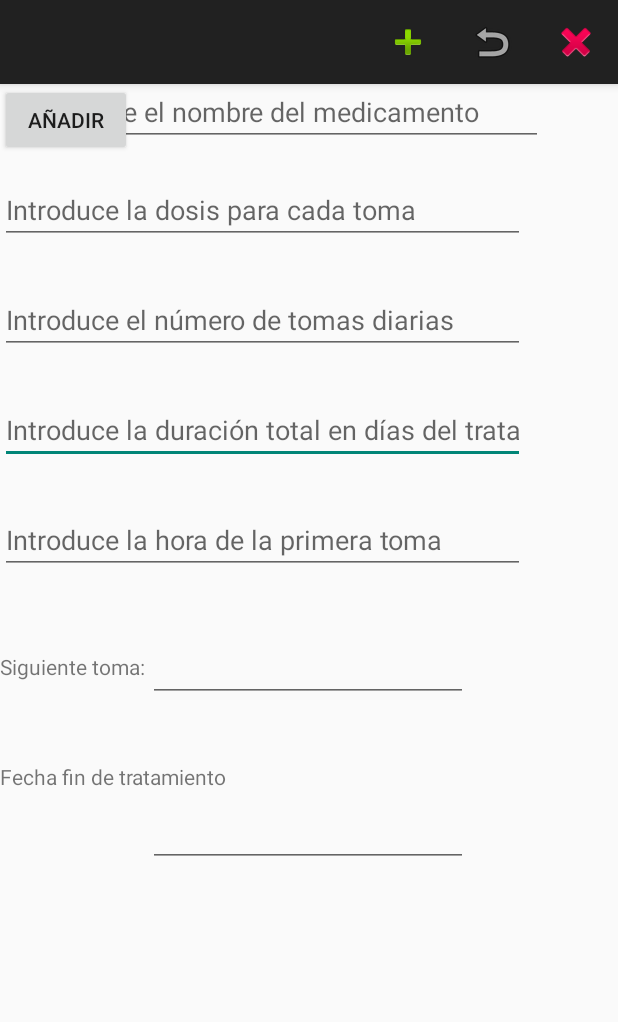
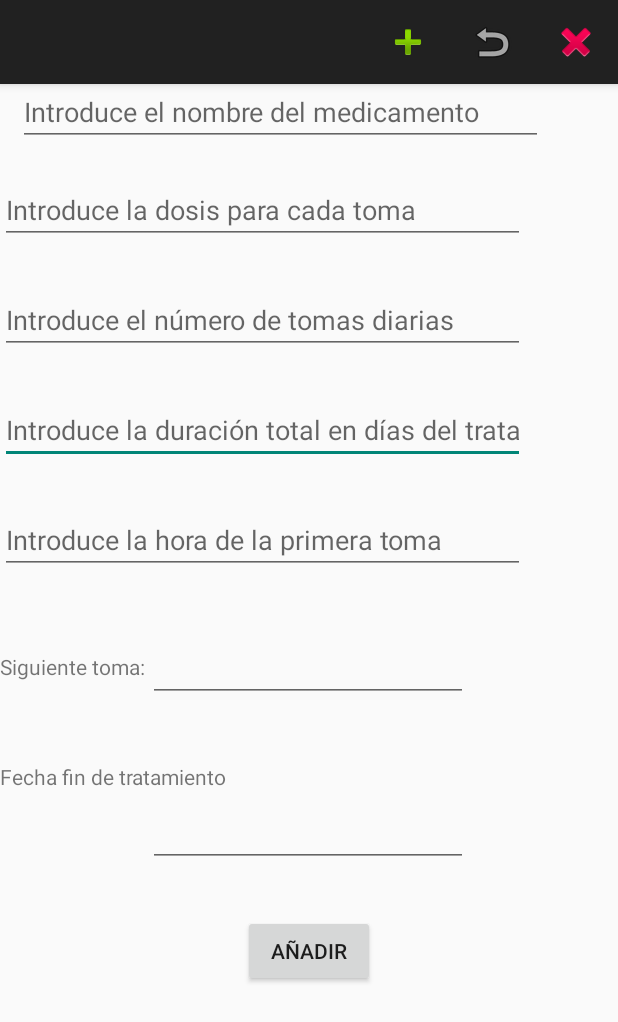
Before and after one commit to mgNNN/android-gestor, an Android app: the MedicamentosAdd screen opened directly, with no data from a screen before it, on a phone screen of 412 x 824 dp. Shown: the top 1022 px of the screen. Run offline under Robolectric (Android 15) with nearby library versions, the phone set to English and light mode, and no system bars.

Commit message:
nueva clase (prueba)

```diff
--- a/app/src/main/res/layout/activity_medicamentos_add.xml
+++ b/app/src/main/res/layout/activity_medicamentos_add.xml
@@ -101,7 +101,9 @@
         android:layout_width="wrap_content"
         android:layout_height="wrap_content"
         android:layout_marginTop="40dp"
+        android:layout_marginBottom="5dp"
         android:text="Fecha fin de tratamiento"
+        app:layout_constraintBottom_toTopOf="@+id/caja7_med_add"
         app:layout_constraintTop_toBottomOf="@+id/caja6_med_add"
         tools:layout_editor_absoluteX="129dp" />
 
@@ -109,8 +111,12 @@
         android:id="@+id/button1_med_add"
         android:layout_width="wrap_content"
         android:layout_height="wrap_content"
+        android:layout_marginStart="161dp"
+        android:layout_marginTop="32dp"
+        android:layout_marginEnd="162dp"
         android:text="AÑADIR"
-        tools:layout_editor_absoluteX="161dp"
-        tools:layout_editor_absoluteY="605dp" />
+        app:layout_constraintEnd_toEndOf="parent"
+        app:layout_constraintStart_toStartOf="parent"
+        app:layout_constraintTop_toBottomOf="@+id/caja7_med_add" />
 
 </androidx.constraintlayout.widget.ConstraintLayout>
```
Also changed, not shown: app/src/main/java/es/ifp/gestorpersonal/ModulosActivity.java (+8 -0 lines).
